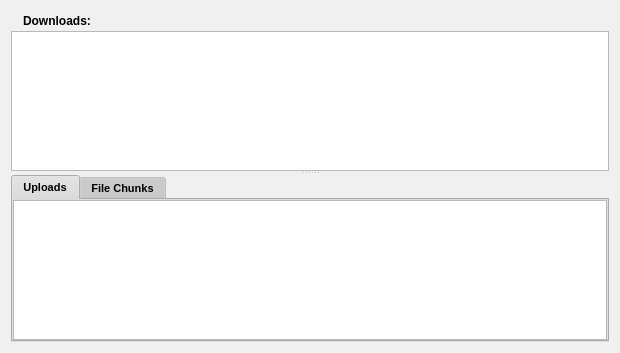
First picture: the form in retroshare-gui/src/gui/TransfersDialog.ui, repository RetroShare/RetroShare, before the edit.
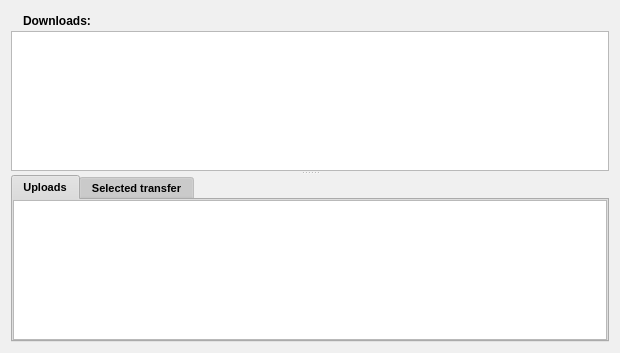
Second picture: the form after the edit. Icons and pictures are not drawn.

Commit message: - Added a parent page widget (class RsAutoUpdatePage) to handle auto-update. The page updates using a timer, only wh en visible, and each time it gets showed. I already made some RS pages derive from this page. - Modified and renamed the taskGraphPainterWidget to display info about currently selected file transfers. For know, it only shows file chunks info, but we should use it to display additional info about the transfer. Warning: in its  current state, only fake chunk info is displayed.  - Suppressed p3files.h, because it is not used.

Patch:
```diff
--- a/retroshare-gui/src/gui/TransfersDialog.ui
+++ b/retroshare-gui/src/gui/TransfersDialog.ui
@@ -656,7 +656,7 @@
          <normaloff>:/images/blockdevice.png</normaloff>:/images/blockdevice.png</iconset>
        </attribute>
        <attribute name="title">
-        <string>File Chunks</string>
+        <string>Selected transfer</string>
        </attribute>
        <layout class="QGridLayout" name="gridLayout_7">
         <property name="margin">
```
Left out of the diff: 2 changed lines with no effect on the pictures. The commit also changes 27 other files.
